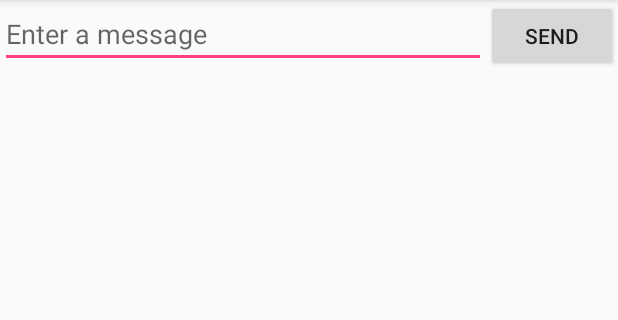
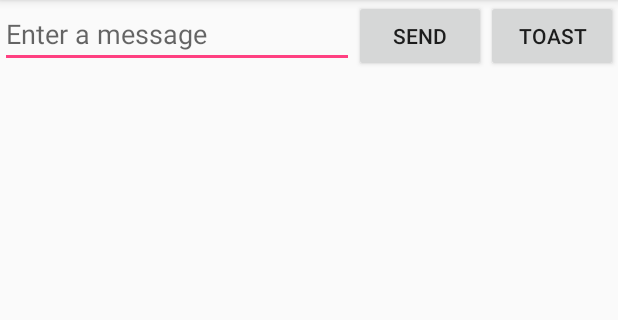
Before and after one commit to rusher315/MyFirstApp, an Android app: the screen it shows after launch (MainActivity), on a phone screen of 412 x 824 dp, the part 84-404 px from its top. Run offline under Robolectric (Android 15) with nearby library versions, the phone set to English and light mode, and no system bars.

Commit message:
2 commit

```diff
--- a/app/src/main/res/layout/activity_main.xml
+++ b/app/src/main/res/layout/activity_main.xml
@@ -18,7 +18,15 @@
         android:text="@string/button_send"
         android:onClick="sendMessage" >
     </Button>
+
+    <Button
+        android:id="@+id/toast_button"
+        android:layout_width="wrap_content"
+        android:layout_height="wrap_content"
+        android:text="@string/button_toast">
+    </Button>
 </LinearLayout>
+
 <!--<?xml version="1.0" encoding="utf-8"?>
 <RelativeLayout xmlns:android="http://schemas.android.com/apk/res/android"
     xmlns:tools="http://schemas.android.com/tools"
--- a/app/src/main/res/values/strings.xml
+++ b/app/src/main/res/values/strings.xml
@@ -2,6 +2,7 @@
     <string name="app_name">My First App</string>
     <string name="edit_message">Enter a message</string>
     <string name="button_send">Send</string>
+    <string name="button_toast">Toast</string>
 
     <!-- TODO: Remove or change this placeholder text -->
     <string name="hello_blank_fragment">Hello blank fragment</string>
```
Also changed, not shown: app/build.gradle (+9 -0 lines), app/src/main/java/com/zrusher/application/myfirstapp/MainActivity.java (+24 -3 lines), 1 other file.
